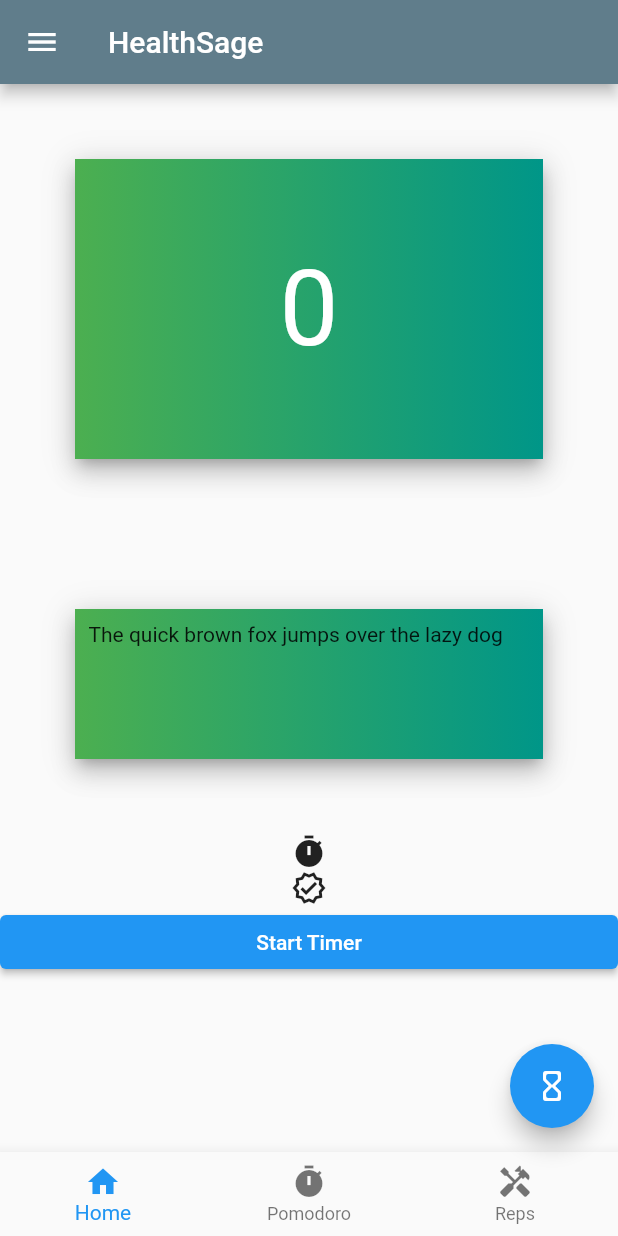
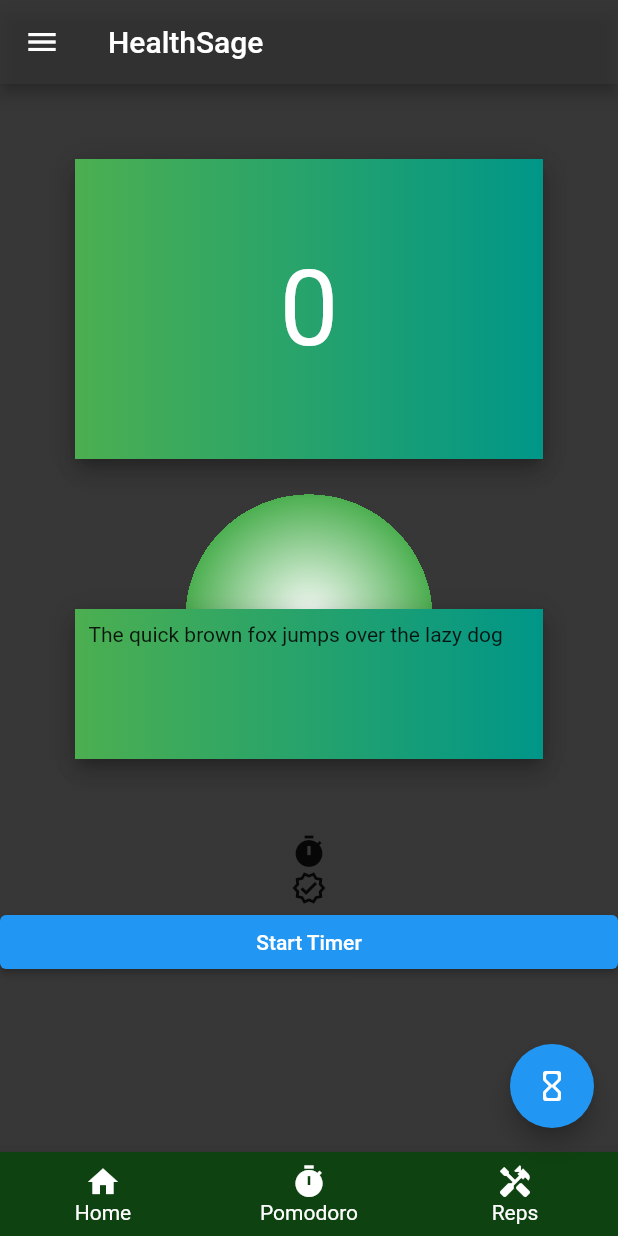
Before and after one commit to PragyanD/HealthSage, a Flutter app: the screen it shows after launch, on a phone screen of 412 x 824 dp. Run offline on Flutter 3.47's test engine with Material 2 defaults, Android fonts, the phone set to English and light mode, and no system bars.

Commit message:
changed coloring and and experimented with gradients

```diff
--- a/lib/main.dart
+++ b/lib/main.dart
@@ -45,7 +45,7 @@ class _MyAppState extends State<MyApp> {
     return MaterialApp(
       home: Scaffold(
         appBar: AppBar(
-          backgroundColor: Colors.blueGrey,
+          backgroundColor: Color.fromARGB(234, 37, 37, 37),
           title: const Text('HealthSage'),
           ),
         floatingActionButton: FloatingActionButton(
@@ -57,10 +57,17 @@ class _MyAppState extends State<MyApp> {
           },
         ),
         bottomNavigationBar: BottomNavigationBar(
+          backgroundColor: const Color.fromARGB(255, 14, 66, 16),
+          unselectedLabelStyle: const TextStyle(color: Colors.white, fontSize: 14),
+          fixedColor: Colors.white,
+          unselectedItemColor: Colors.white,
+
+
           items: const[
             BottomNavigationBarItem(
               icon: Icon(Icons.home),
               label: 'Home'
+
 
             ),
             BottomNavigationBarItem(
@@ -83,12 +90,24 @@ class _MyAppState extends State<MyApp> {
           // },
         ),
         drawer: const Drawer(
-          backgroundColor: Colors.deepOrange,
+          backgroundColor: Color.fromARGB(255, 41, 40, 40),
           child: Text('Yo!'),
         ),
-        body:
-            ListView(
-              children: [Container(
+        body: Container(
+        decoration: BoxDecoration(
+          gradient: RadialGradient(
+                center: Alignment.center, // near the top right
+                radius: 0.2,
+                colors: <Color>[
+                  Colors.white,
+                  Colors.green,
+                  Color.fromARGB(234, 37, 37, 37),
+                ],
+                stops: <double>[-.7, 45,210],
+          ),
+        ),
+            child: ListView(
+                children: [Container(
 
                   padding: EdgeInsets.all(9.0),
                   margin:EdgeInsets.all(50),
@@ -135,7 +154,9 @@ class _MyAppState extends State<MyApp> {
                       //   builder: (_) => Pomodoro(),
                       //   )
                       // );
-                      count++;
+                      setState(() {
+                         count++;
+                    });
                     },
                     )
 
@@ -143,7 +164,7 @@ class _MyAppState extends State<MyApp> {
               ],
             ),
         ),
-
+      )
     );
   }
 }
```
